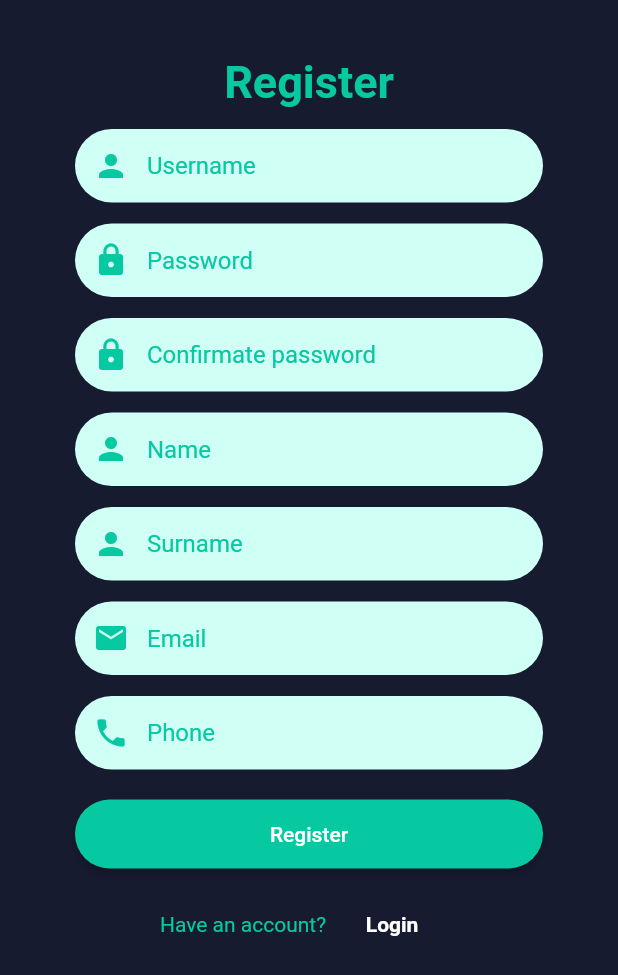
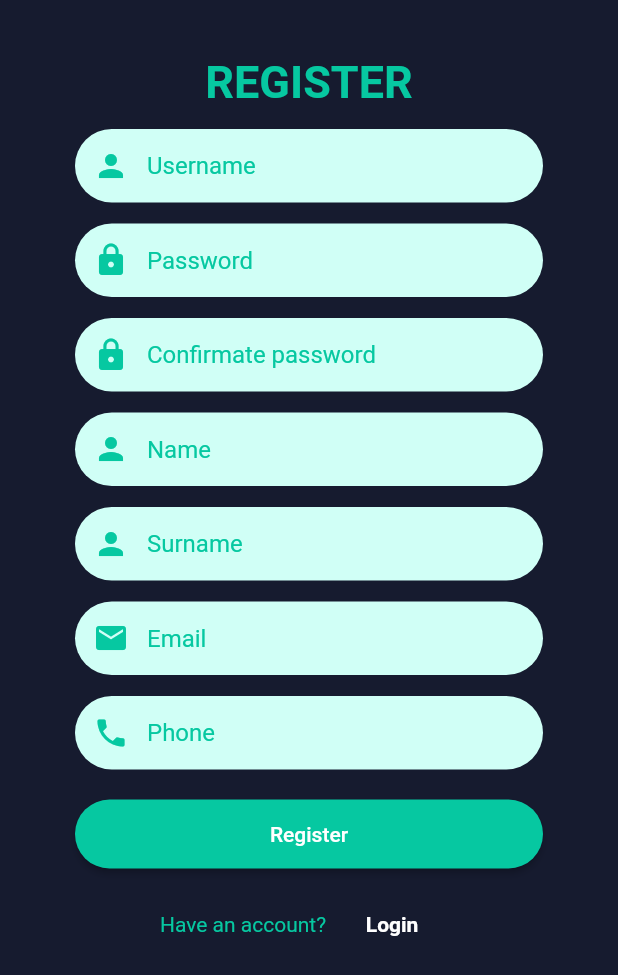
Before and after one commit to agustinduran/mobin-chat-app-flutter, a Flutter app: the SignUpPage screen opened by its route, on a phone screen of 412 x 824 dp. Shown: the top 975 px of the screen. Run offline on Flutter 3.47's test engine with Material 2 defaults, Android fonts, the phone set to English and light mode, and no system bars; our stand-ins replace get.

Commit message:
Upper case label

```diff
--- a/lib/app/data/traslation/messages_traslations.dart
+++ b/lib/app/data/traslation/messages_traslations.dart
@@ -15,7 +15,7 @@ class MessageTranslations extends Translations {
       'login-register-button' : 'Register',
       'login-button' : 'Login',
       // SIGN-UP PAGE
-      'title-sign-up' : 'Register',
+      'title-sign-up' : 'REGISTER',
       'sign-up-email' : 'Email',
       'sign-up-password' : 'Password',
       'sign-up-password-conf' : 'Confirmate password',
@@ -38,7 +38,7 @@ class MessageTranslations extends Translations {
       'login-register-button' : 'Registrate',
       'login-button' : 'INGRESAR',
       // SIGN-UP PAGE
-      'title-sign-up' : 'Registro',
+      'title-sign-up' : 'REGISTRO',
       'sign-up-email' : 'Correo electrónico',
       'sign-up-password' : 'Contraseña',
       'sign-up-password-conf' : 'Confirmar contraseña',
```
